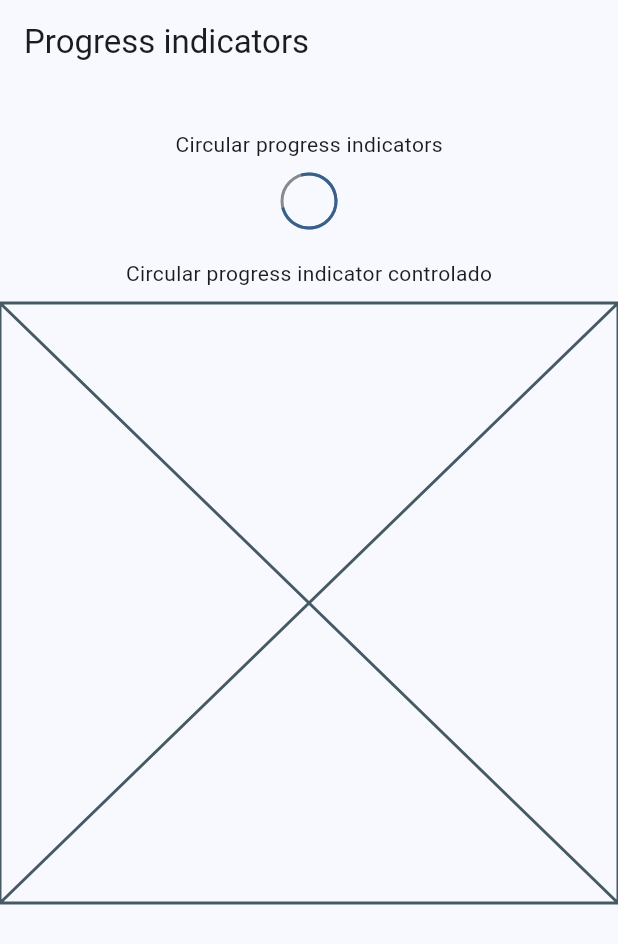
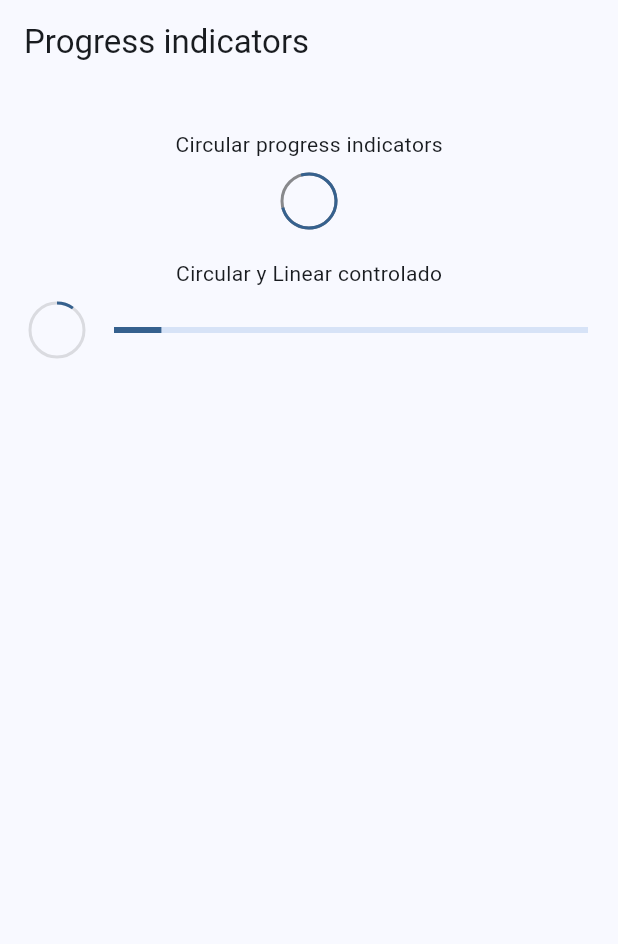
Before and after one commit to luisprmat/flutter-widgets-test, a Flutter app: the ProgressScreen screen opened by its route, on a phone screen of 412 x 824 dp. Shown: the top 944 px of the screen. Run offline on Flutter 3.47's test engine with Material 3 defaults, Android fonts, the phone set to English and light mode, and no system bars; our stand-ins replace go_router.

Commit message:
Controlled Progress indicators (Simulate with Stream builder)

```diff
--- a/lib/presentation/screens/progress/progress_screen.dart
+++ b/lib/presentation/screens/progress/progress_screen.dart
@@ -31,9 +31,9 @@ class _ProgressView extends StatelessWidget {
           ),
 
           SizedBox(height: 20),
-          Text('Circular progress indicator controlado'),
+          Text('Circular y Linear controlado'),
           SizedBox(height: 10),
-          _ControlledProgressIndicator()
+          _ControlledProgressIndicator(),
         ],
       ),
     );
@@ -45,6 +45,30 @@ class _ControlledProgressIndicator extends StatelessWidget {
 
   @override
   Widget build(BuildContext context) {
-    return const Placeholder();
+    return StreamBuilder<double>(
+      stream: Stream.periodic(
+        const Duration(milliseconds: 300),
+        (value) => (value * 2) / 100,
+      ).takeWhile((value) => value < 100),
+      builder: (context, snapshot) {
+        final progressValue = snapshot.data ?? 0;
+
+        return Padding(
+          padding: const EdgeInsets.symmetric(horizontal: 20),
+          child: Row(
+            mainAxisAlignment: MainAxisAlignment.center,
+            children: [
+              CircularProgressIndicator(
+                value: progressValue,
+                strokeWidth: 2,
+                backgroundColor: Colors.black12,
+              ),
+              const SizedBox(width: 20),
+              Expanded(child: LinearProgressIndicator(value: progressValue)),
+            ],
+          ),
+        );
+      },
+    );
   }
 }
```
